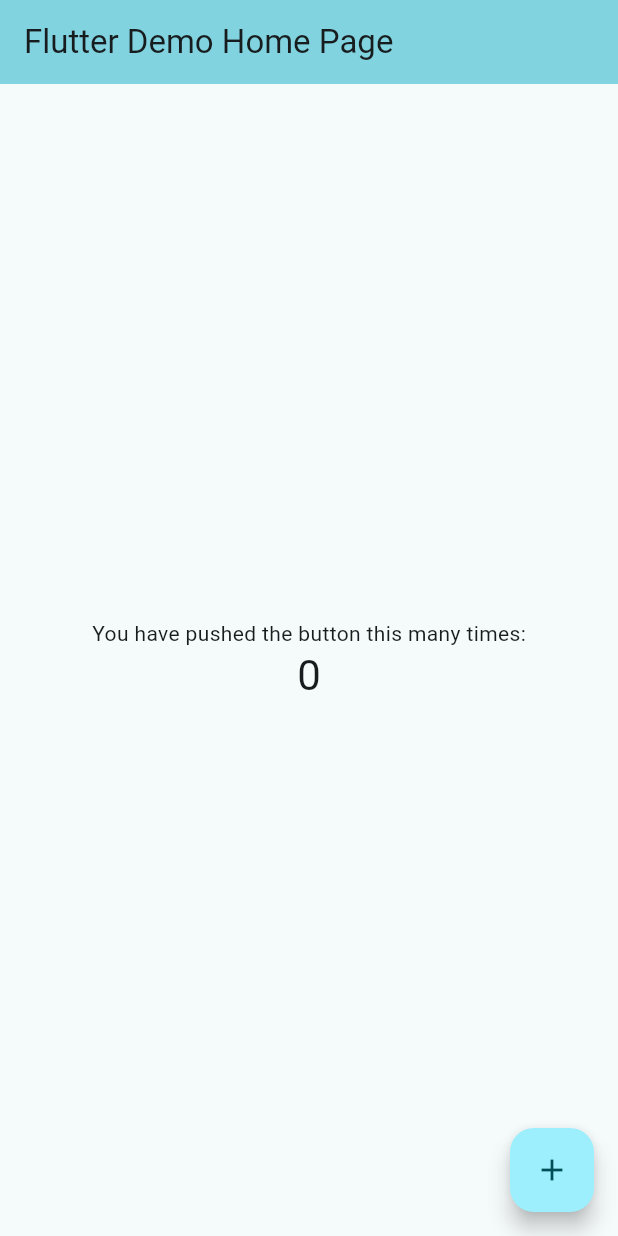
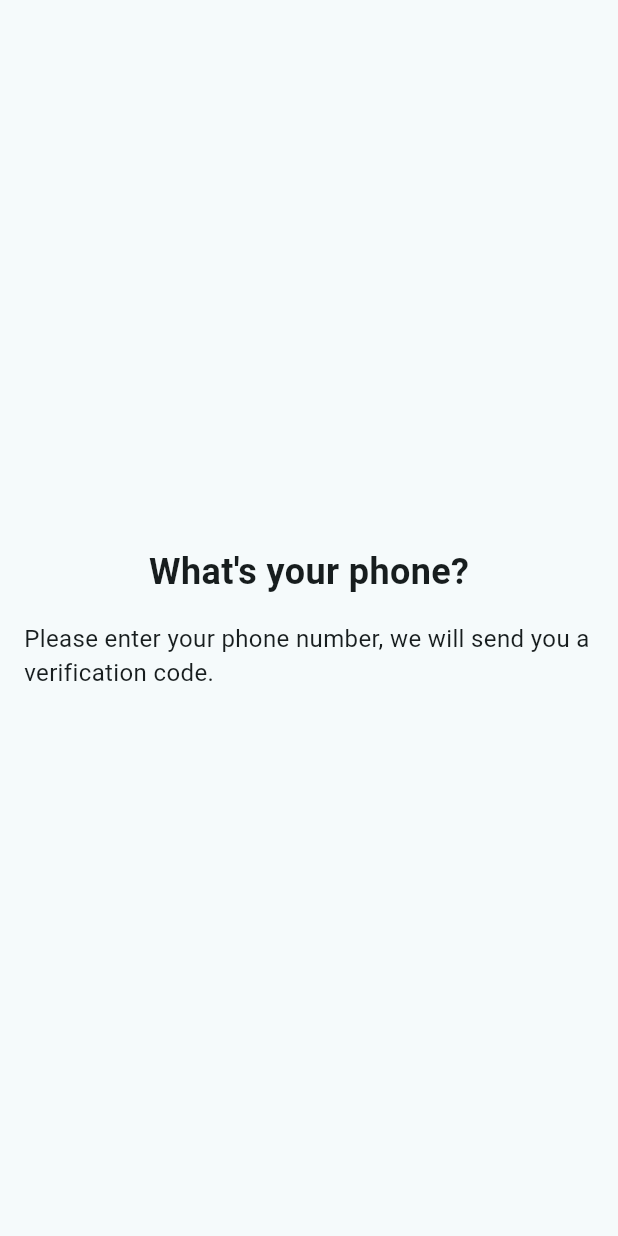
Before and after one commit to MustafaAR1/dreamCatcher, a Flutter app: the screen it shows after launch, on a phone screen of 412 x 824 dp. Run offline on Flutter 3.47's test engine with Material 3 defaults, Android fonts, the phone set to English and light mode, and no system bars; our stand-ins replace bloc, firebase_core; accounts and stored records are empty.

Commit message:
added phone auth file

```diff
--- /dev/null
+++ b/firestore.indexes.json
@@ -0,0 +1,4 @@
+{
+  "indexes": [],
+  "fieldOverrides": []
+}
--- /dev/null
+++ b/lib/Auth/cubit/phone_screen.dart
@@ -0,0 +1,28 @@
+import 'package:flutter/material.dart';
+
+class PhoneAuthScreen extends StatelessWidget {
+  const PhoneAuthScreen({Key? key}) : super(key: key);
+
+  @override
+  Widget build(BuildContext context) {
+    return Scaffold(
+      body: Container(
+        padding: const EdgeInsets.all(16),
+        child: const Column(
+          mainAxisAlignment: MainAxisAlignment.center,
+          children: [
+            Text(
+              'What\'s your phone?',
+              style: TextStyle(fontSize: 24, fontWeight: FontWeight.bold),
+            ),
+            SizedBox(height: 16),
+            Text(
+              'Please enter your phone number, we will send you a verification code.',
+              style: TextStyle(fontSize: 16),
+            ),
+          ],
+        ),
+      ),
+    );
+  }
+}
--- a/lib/main.dart
+++ b/lib/main.dart
@@ -1,6 +1,15 @@
 import 'package:flutter/material.dart';
+import 'package:myapp/Auth/cubit/phone_screen.dart';
+// Import the generated file
+import 'firebase_options.dart';
+import 'package:firebase_core/firebase_core.dart';
 
-void main() {
+void main() async{
+  WidgetsFlutterBinding.ensureInitialized();
+  await Firebase.initializeApp(
+  options: DefaultFirebaseOptions.currentPlatform,
+);
+
   runApp(const MyApp());
 }
 
@@ -13,113 +22,11 @@ class MyApp extends StatelessWidget {
     return MaterialApp(
       title: 'Flutter Demo',
       theme: ThemeData(
-        // This is the theme of your application.
-        //
-        // TRY THIS: Try running your application with "flutter run". You'll see
-        // the application has a purple toolbar. Then, without quitting the app,
-        // try changing the seedColor in the colorScheme below to Colors.green
-        // and then invoke "hot reload" (save your changes or press the "hot
-        // reload" button in a Flutter-supported IDE, or press "r" if you used
-        // the command line to start the app).
-        //
-        // Notice that the counter didn't reset back to zero; the application
-        // state is not lost during the reload. To reset the state, use hot
-        // restart instead.
-        //
-        // This works for code too, not just values: Most code changes can be
-        // tested with just a hot reload.
+
         colorScheme: ColorScheme.fromSeed(seedColor: const Color.fromARGB(255, 182, 182, 182)),
         useMaterial3: true,
       ),
-      home: const MyHomePage(title: 'Flutter Demo Home Page'),
+      home: const PhoneAuthScreen()
     );
   }
 }
-
-class MyHomePage extends StatefulWidget {
-  const MyHomePage({super.key, required this.title});
-
-  // This widget is the home page of your application. It is stateful, meaning
-  // that it has a State object (defined below) that contains fields that affect
-  // how it looks.
-
-  // This class is the configuration for the state. It holds the values (in this
-  // case the title) provided by the parent (in this case the App widget) and
-  // used by the build method of the State. Fields in a Widget subclass are
-  // always marked "final".
-
-  final String title;
-
-  @override
-  State<MyHomePage> createState() => _MyHomePageState();
-}
-
-class _MyHomePageState extends State<MyHomePage> {
-  int _counter = 0;
-
-  void _incrementCounter() {
-    setState(() {
-      // This call to setState tells the Flutter framework that something has
-      // changed in this State, which causes it to rerun the build method below
-      // so that the display can reflect the updated values. If we changed
-      // _counter without calling setState(), then the build method would not be
-      // called again, and so nothing would appear to happen.
-      _counter++;
-    });
-  }
-
-  @override
-  Widget build(BuildContext context) {
-    // This method is rerun every time setState is called, for instance as done
-    // by the _incrementCounter method above.
-    //
-    // The Flutter framework has been optimized to make rerunning build methods
-    // fast, so that you can just rebuild anything that needs updating rather
-    // than having to individually change instances of widgets.
-    return Scaffold(
-      appBar: AppBar(
-        // TRY THIS: Try changing the color here to a specific color (to
-        // Colors.amber, perhaps?) and trigger a hot reload to see the AppBar
-        // change color while the other colors stay the same.
-        backgroundColor: Theme.of(context).colorScheme.inversePrimary,
-        // Here we take the value from the MyHomePage object that was created by
-        // the App.build method, and use it to set our appbar title.
-        title: Text(widget.title),
-      ),
-      body: Center(
-        // Center is a layout widget. It takes a single child and positions it
-        // in the middle of the parent.
-        child: Column(
-          // Column is also a layout widget. It takes a list of children and
-          // arranges them vertically. By default, it sizes itself to fit its
-          // children horizontally, and tries to be as tall as its parent.
-          //
-          // Column has various properties to control how it sizes itself and
-          // how it positions its children. Here we use mainAxisAlignment to
-          // center the children vertically; the main axis here is the vertical
-          // axis because Columns are vertical (the cross axis would be
-          // horizontal).
-          //
-          // TRY THIS: Invoke "debug painting" (choose the "Toggle Debug Paint"
-          // action in the IDE, or press "p" in the console), to see the
-          // wireframe for each widget.
-          mainAxisAlignment: MainAxisAlignment.center,
-          children: <Widget>[
-            const Text(
-              'You have pushed the button this many times:',
-            ),
-            Text(
-              '$_counter',
-              style: Theme.of(context).textTheme.headlineMedium,
-            ),
-          ],
-        ),
-      ),
-      floatingActionButton: FloatingActionButton(
-        onPressed: _incrementCounter,
-        tooltip: 'Increment',
-        child: const Icon(Icons.add),
-      ), // This trailing comma makes auto-formatting nicer for build methods.
-    );
-  }
-}
--- a/pubspec.yaml
+++ b/pubspec.yaml
@@ -35,6 +35,9 @@ dependencies:
   # The following adds the Cupertino Icons font to your application.
   # Use with the CupertinoIcons class for iOS style icons.
   cupertino_icons: ^1.0.6
+  flutter_bloc: ^8.1.6
+  dio: ^5.4.3+1
+  firebase_core: ^3.1.1
 
 dev_dependencies:
   flutter_test:
```
Also changed, not shown: lib/Auth/cubit/auth_cubit.dart (added, +8 -0 lines), lib/Auth/cubit/auth_state.dart (added, +9 -0 lines), lib/Network/dio_api_services.dart (added, +287 -0 lines), lib/Network/dio_client_network.dart (added, +74 -0 lines), lib/Repositories/auth_repository.dart (added, +16 -0 lines), firebase.json (added), lib/firebase_options.dart (added), pubspec.lock, 5 other files.
